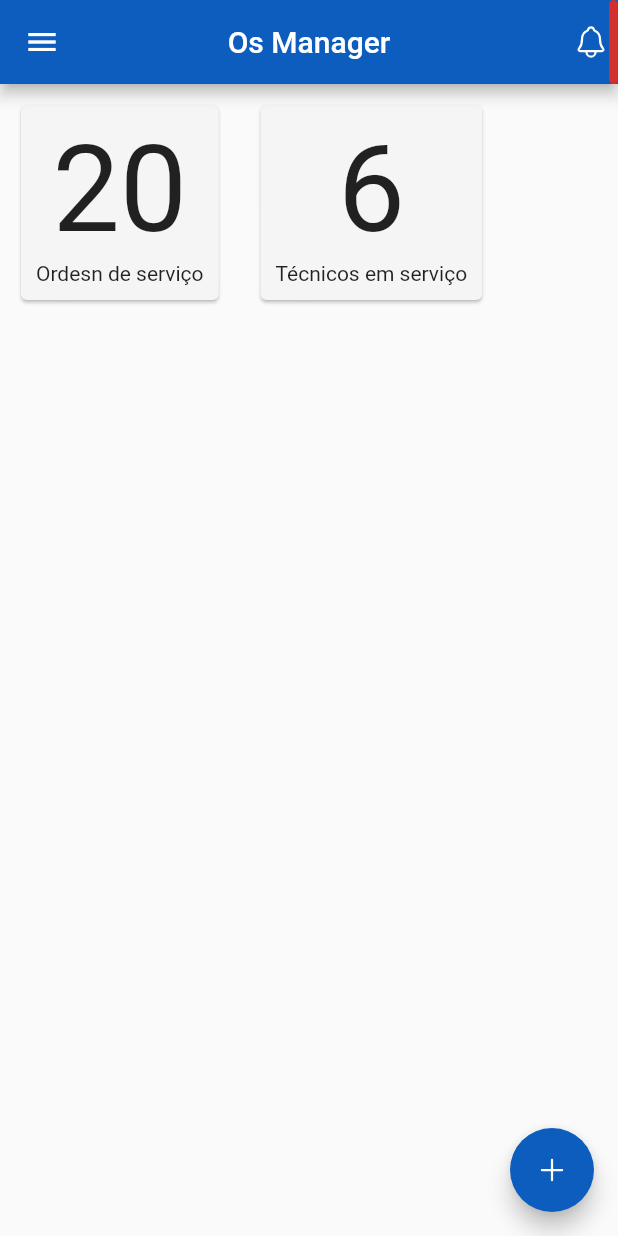
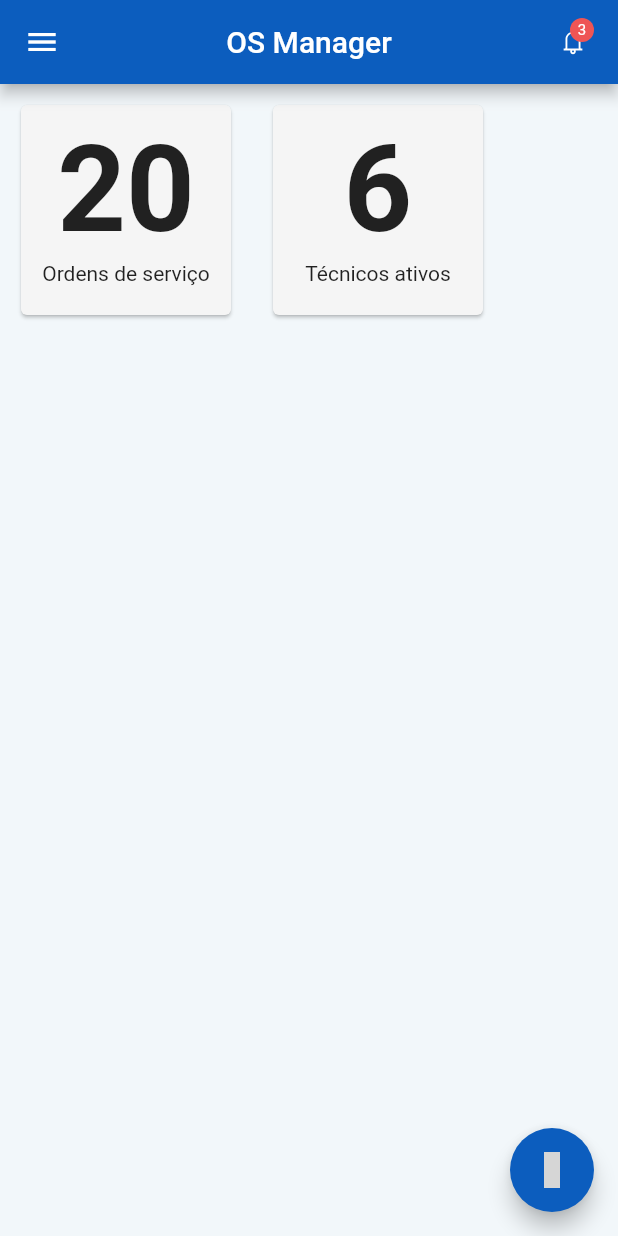
Before and after one commit to MarcioJCarvalho/os_manager, a Flutter app: the screen it shows after launch, on a phone screen of 412 x 824 dp. Run offline on Flutter 3.47's test engine with Material 2 defaults, Android fonts, the phone set to English and light mode, and no system bars; our stand-ins replace animated_splash_screen, line_icons, lottie; Roboto replaces fonts that are missing (Montserrat); grey boxes are pictures that could not be loaded.

Commit message:
criação da home

```diff
--- a/lib/app.dart
+++ b/lib/app.dart
@@ -24,7 +24,7 @@ class App extends StatelessWidget {
     );
     return MaterialApp(
       debugShowCheckedModeBanner: false,
-      title: 'Os Manager',
+      title: 'OS Manager',
       theme: ThemeData(primarySwatch: blueSwatch),
       routes: {
         "/": (context) => const Splash(),
--- a/lib/pages/home/home.dart
+++ b/lib/pages/home/home.dart
@@ -1,5 +1,5 @@
 import 'package:flutter/material.dart';
-import 'package:ionicons/ionicons.dart';
+import 'package:line_icons/line_icons.dart';
 import 'package:os_manager/menu.dart';
 import 'package:os_manager/pages/home/home_content.dart';
 import 'package:os_manager/utils/colors.dart';
@@ -17,19 +17,36 @@ class Home extends StatelessWidget {
             backgroundColor: primaryColor,
             automaticallyImplyLeading: isMobile,
             // logo
-          title: const Text('Os Manager'),
-          actions: [
-            Icon(Ionicons.notifications_outline),
-             Badge(),
+            title: const Text('OS Manager'),
+            actions: <Widget>[
+              Container(
+                padding: const EdgeInsets.only(
+                  right: 20,
+                ),
+                child: Stack(
+                  children: [
+                    Center(
+                      child: Container(
+                          width: 20,
+                          child: Badge(
+                            backgroundColor: dangerColor,
+                            label: const Text('3'),
+                            child: const Icon(
+                              LineIcons.bell,
+                            ),
+                          )),
+                    ),
                   ],
                 ),
+              ),
+            ]),
         drawer: const Menu(),
         body: isMobile
             ? const HomeContent()
             : Row(
-                children: [
+                children: const <Widget>[
                   Menu(),
-                  const Expanded(child: HomeContent()),
+                  Expanded(child: HomeContent()),
                 ],
               ),
       );
--- a/lib/pages/home/home_content.dart
+++ b/lib/pages/home/home_content.dart
@@ -1,5 +1,5 @@
 import 'package:flutter/material.dart';
-import 'package:ionicons/ionicons.dart';
+import 'package:line_icons/line_icons.dart';
 import 'package:os_manager/pages/home/widgets/card_os.dart';
 import 'package:os_manager/pages/home/widgets/card_tecnico.dart';
 import 'package:os_manager/utils/colors.dart';
@@ -10,11 +10,11 @@ class HomeContent extends StatelessWidget {
   @override
   Widget build(BuildContext context) {
     return Scaffold(
-      // backgroundColor: backgroundColor,
+      backgroundColor: grayColor,
       body: SingleChildScrollView(
         child: Container(
-          // color: Colors.white,
           child: Row(
+            crossAxisAlignment: CrossAxisAlignment.center,
             children: [
               CardOs(),
               CardTecnico(),
@@ -22,14 +22,20 @@ class HomeContent extends StatelessWidget {
           ),
         ),
       ),
-      floatingActionButton: FloatingActionButton(
+      floatingActionButton: _actionButton(),
+    );
+  }
+
+  FloatingActionButton _actionButton(){
+    return FloatingActionButton(
         hoverColor: secundaryColor,
+        tooltip: "Criar nova OS",
         onPressed: () {
-          // Add your onPressed code here!
+          // Navegar para cadastro de OS
         },
         backgroundColor: primaryColor,
-        child: const Icon(Ionicons.add),
-      ),
-    );
+        child: const Icon(LineIcons.medicalNotes),
+      );
   }
+
 }
--- a/lib/pages/home/widgets/card_os.dart
+++ b/lib/pages/home/widgets/card_os.dart
@@ -1,4 +1,5 @@
 import 'package:flutter/material.dart';
+import 'package:line_icons/line_icon.dart';
 
 class CardOs extends StatelessWidget {
   const CardOs({Key? key}) : super(key: key);
@@ -13,19 +14,28 @@ class CardOs extends StatelessWidget {
             Card(
               color: Colors.grey[100],
               child: Container(
+                height: 140,
+                width: 140,
                 padding: EdgeInsets.all(10),
                 child: Column(
                     crossAxisAlignment: CrossAxisAlignment.center,
                     children: <Widget>[
                       Text(
                         "20",
+                        style: TextStyle(
+                          fontFamily: 'Montserrat',
+                          fontWeight: FontWeight.bold,
+                          fontSize: 80,
+                        ),
                         maxLines: 1,
                         overflow: TextOverflow.ellipsis,
-                        style: TextStyle(fontSize: 80),
                       ),
                       Text(
-                        "Ordesn de serviço",
-                        style: TextStyle(fontSize: 14),
+                        "Ordens de serviço",
+                        style: TextStyle(
+                          fontSize: 14,
+                          fontFamily: 'Montserrat',
+                        ),
                       )
                     ]),
               ),
--- a/lib/pages/home/widgets/card_tecnico.dart
+++ b/lib/pages/home/widgets/card_tecnico.dart
@@ -1,4 +1,3 @@
-
 import 'package:flutter/material.dart';
 
 class CardTecnico extends StatelessWidget {
@@ -14,19 +13,28 @@ class CardTecnico extends StatelessWidget {
             Card(
               color: Colors.grey[100],
               child: Container(
+                height: 140,
+                width: 140,
                 padding: EdgeInsets.all(10),
                 child: Column(
                     crossAxisAlignment: CrossAxisAlignment.center,
                     children: <Widget>[
                       Text(
                         "6",
+                        style: TextStyle(
+                          fontFamily: 'Montserrat',
+                          fontWeight: FontWeight.bold,
+                          fontSize: 80,
+                        ),
                         maxLines: 1,
                         overflow: TextOverflow.ellipsis,
-                        style: TextStyle(fontSize: 80),
                       ),
                       Text(
-                        "Técnicos em serviço",
-                        style: TextStyle(fontSize: 14),
+                        "Técnicos ativos",
+                        style: TextStyle(
+                          fontSize: 14,
+                          fontFamily: 'Montserrat',
+                        ),
                       )
                     ]),
               ),
--- a/lib/pages/splash.dart
+++ b/lib/pages/splash.dart
@@ -9,7 +9,7 @@ class Splash extends StatelessWidget {
   @override
   Widget build(BuildContext context) {
     return AnimatedSplashScreen(
-      splash: Lottie.asset('assets/132689-rocket-launch.json'),
+      splash: Lottie.asset('lottiefiles/132689-rocket-launch.json'),
       backgroundColor: primaryColor,
       nextScreen: const Home(),
       duration: 4000,
--- a/lib/utils/colors.dart
+++ b/lib/utils/colors.dart
@@ -5,6 +5,7 @@ Color secundaryColor = const Color.fromARGB(255, 79, 136, 244);
 Color grayColor = const Color.fromRGBO(242, 247, 250, 1);
 Color greyText = const Color.fromRGBO(27, 27, 27, 1);
 Color backgroundColor = const Color.fromARGB(255, 79, 136, 244);
+Color dangerColor = const Color.fromARGB(255, 238, 85, 85);
 LinearGradient backgroundGradient = const LinearGradient(
     begin: Alignment.bottomCenter,
     end: Alignment.topCenter,
--- a/pubspec.yaml
+++ b/pubspec.yaml
@@ -27,7 +27,7 @@ environment:
 # the latest version available on pub.dev. To see which dependencies have newer
 # versions available, run `flutter pub outdated`.
 dependencies:
-  ionicons: ^0.1.2
+  line_icons: ^2.0.0
   animated_splash_screen: ^1.3.0
   lottie: ^1.4.2
   flutter:
@@ -60,7 +60,9 @@ flutter:
 
   # To add assets to your application, add an assets section, like this:
   assets:
-    - assets/
+    - assets/lottiefiles/
+    - assets/images/
+    - assets/fonts/
   #   - images/a_dot_burr.jpeg
   #   - images/a_dot_ham.jpeg
 
```
Also changed, not shown: lib/menu.dart (+13 -9 lines), lib/pages/home/widgets/header.dart (deleted, +0 -51 lines), referencias.txt (added, +16 -0 lines), assets/lottiefiles/132689-rocket-launch.json (renamed from assets/132689-rocket-launch.json), pubspec.lock, 2 other files. Lines whose indentation alone changed are shown as unchanged.
